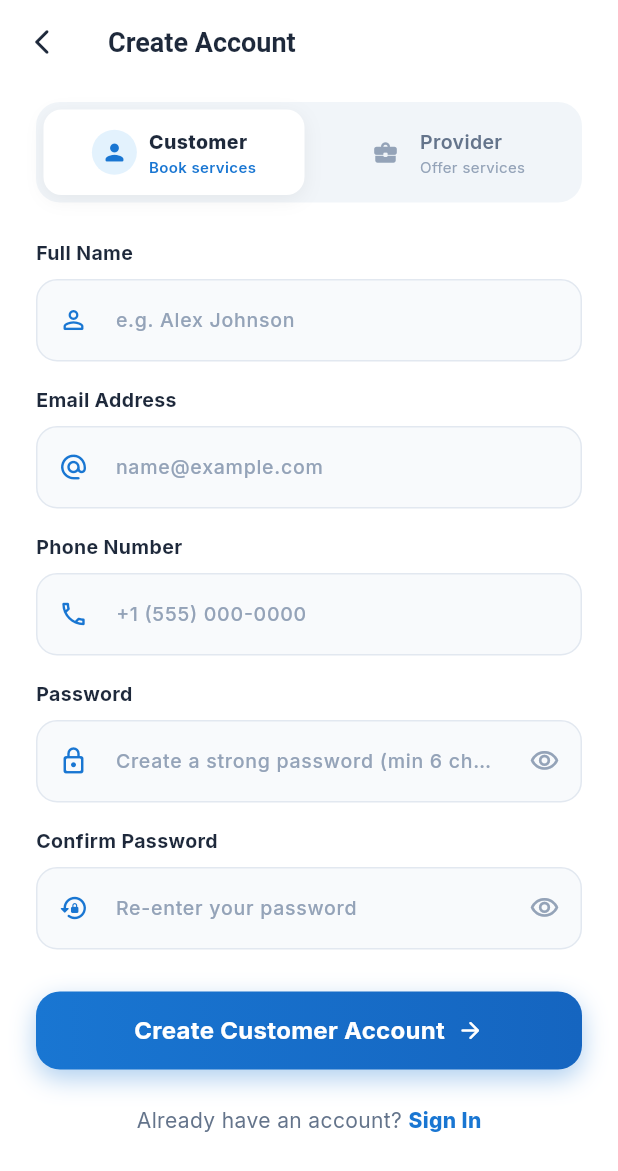
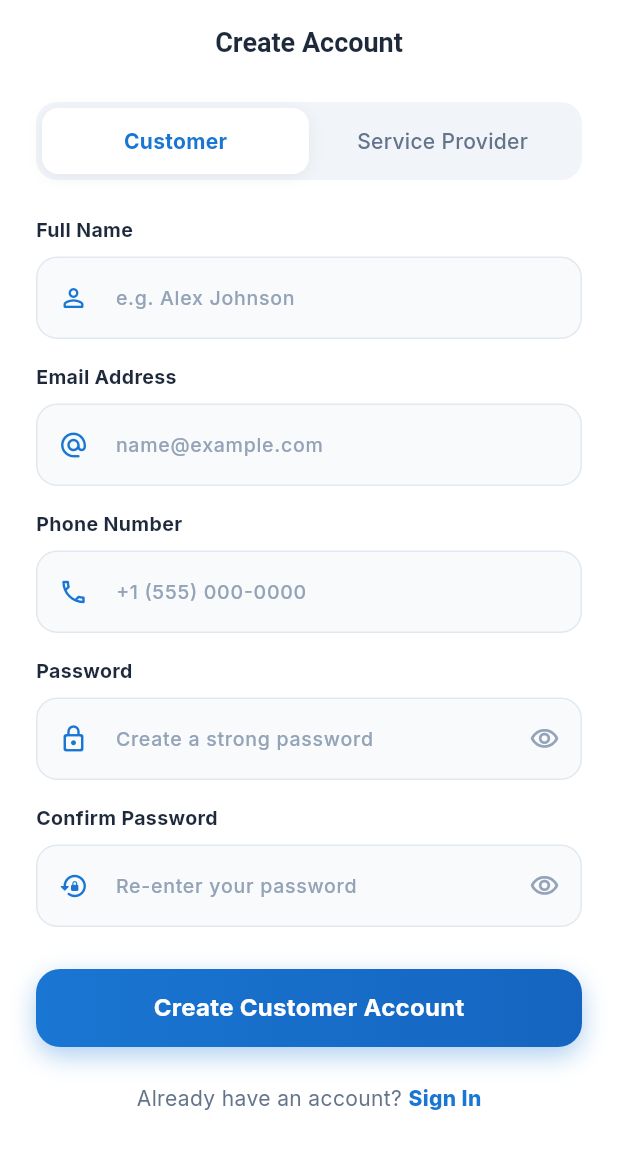
Before and after one commit to AnayatHossain/service_booking_management_app, a Flutter app: the SignUpScreen screen opened directly, on a phone screen of 412 x 824 dp. Shown: the top 1171 px of the screen. Run offline on Flutter 3.47's test engine with Material 3 defaults, Android fonts, the phone set to English and light mode, and no system bars; our stand-ins replace cached_network_image, equatable, flutter_bloc, flutter_easyloading, get, google_fonts and 4 more; missing offline and left inert: flutter_api_craft; accounts and stored records are empty.

Commit message:
fix(ui): centered appbar title, removed back button, cleaned role toggle and password hints

```diff
--- a/lib/feature/auth/signup/screen/signup_screen.dart
+++ b/lib/feature/auth/signup/screen/signup_screen.dart
@@ -130,10 +130,8 @@ class _SignUpScreenState extends State<SignUpScreen> {
             appBar: AppBar(
               backgroundColor: Colors.white,
               elevation: 0,
-              leading: IconButton(
-                icon: const Icon(Icons.arrow_back_ios_new_rounded, color: AppColors.textPrimary, size: 20),
-                onPressed: () => Get.back(),
-              ),
+              centerTitle: true,
+              automaticallyImplyLeading: false,
               title: const Text(
                 'Create Account',
                 style: TextStyle(
@@ -152,18 +150,16 @@ class _SignUpScreenState extends State<SignUpScreen> {
                     // 1. Role Toggle Tabs (Customer vs Service Provider)
                     Container(
                       width: double.infinity,
-                      padding: const EdgeInsets.all(5),
+                      padding: const EdgeInsets.all(4),
                       decoration: BoxDecoration(
                         color: const Color(0xFFF1F5F9),
-                        borderRadius: BorderRadius.circular(16),
+                        borderRadius: BorderRadius.circular(14),
                       ),
                       child: Row(
                         children: [
                           Expanded(
                             child: _buildRoleTab(
                               title: 'Customer',
-                              subtitle: 'Book services',
-                              icon: Icons.person_rounded,
                               isSelected: _currentRole == 'customer',
                               onTap: () {
                                 setState(() => _currentRole = 'customer');
@@ -171,12 +167,9 @@ class _SignUpScreenState extends State<SignUpScreen> {
                               },
                             ),
                           ),
-                          const SizedBox(width: 6),
                           Expanded(
                             child: _buildRoleTab(
-                              title: 'Provider',
-                              subtitle: 'Offer services',
-                              icon: Icons.business_center_rounded,
+                              title: 'Service Provider',
                               isSelected: _currentRole == 'provider',
                               onTap: () {
                                 setState(() => _currentRole = 'provider');
@@ -242,7 +235,7 @@ class _SignUpScreenState extends State<SignUpScreen> {
                     const SizedBox(height: 8),
                     _buildInputField(
                       controller: _passwordController,
-                      hintText: 'Create a strong password (min 6 chars)',
+                      hintText: 'Create a strong password',
                       prefixIcon: Icons.lock_outline_rounded,
                       obscureText: !state.isPasswordVisible,
                       onChanged: (val) {
@@ -397,10 +390,8 @@ class _SignUpScreenState extends State<SignUpScreen> {
                                     height: 22,
                                     child: CircularProgressIndicator(color: Colors.white, strokeWidth: 2.5),
                                   )
-                                : Row(
-                                    mainAxisAlignment: MainAxisAlignment.center,
-                                    children: [
-                                      Text(
+                                : Center(
+                                    child: Text(
                                       _currentRole == 'provider' ? 'Register as Provider' : 'Create Customer Account',
                                       style: const TextStyle(
                                         color: Colors.white,
@@ -409,9 +400,6 @@ class _SignUpScreenState extends State<SignUpScreen> {
                                         letterSpacing: 0.2,
                                       ),
                                     ),
-                                      const SizedBox(width: 8),
-                                      const Icon(Icons.arrow_forward_rounded, color: Colors.white, size: 18),
-                                    ],
                                   ),
                           ),
                         ),
@@ -455,68 +443,38 @@ class _SignUpScreenState extends State<SignUpScreen> {
 
   Widget _buildRoleTab({
     required String title,
-    required String subtitle,
-    required IconData icon,
     required bool isSelected,
     required VoidCallback onTap,
   }) {
     return GestureDetector(
       onTap: onTap,
       child: AnimatedContainer(
-        duration: const Duration(milliseconds: 220),
-        padding: const EdgeInsets.symmetric(vertical: 12, horizontal: 10),
+        duration: const Duration(milliseconds: 200),
+        curve: Curves.easeInOut,
+        padding: const EdgeInsets.symmetric(vertical: 12),
         decoration: BoxDecoration(
           color: isSelected ? Colors.white : Colors.transparent,
-          borderRadius: BorderRadius.circular(12),
+          borderRadius: BorderRadius.circular(11),
           boxShadow: isSelected
               ? [
                   BoxShadow(
                     color: Colors.black.withOpacity(0.06),
-                    blurRadius: 10,
-                    offset: const Offset(0, 3),
+                    blurRadius: 8,
+                    offset: const Offset(0, 2),
                   ),
                 ]
               : null,
         ),
-        child: Row(
-          mainAxisAlignment: MainAxisAlignment.center,
-          children: [
-            Container(
-              padding: const EdgeInsets.all(6),
-              decoration: BoxDecoration(
-                color: isSelected ? AppColors.primaryLight : Colors.transparent,
-                shape: BoxShape.circle,
-              ),
-              child: Icon(
-                icon,
-                size: 18,
-                color: isSelected ? AppColors.primaryColor : AppColors.textMuted,
+        child: Center(
+          child: Text(
+            title,
+            style: TextStyle(
+              fontSize: 14,
+              fontWeight: isSelected ? FontWeight.w700 : FontWeight.w500,
+              color: isSelected ? AppColors.primaryColor : AppColors.textSecondary,
+              letterSpacing: 0.2,
             ),
           ),
-            const SizedBox(width: 8),
-            Column(
-              crossAxisAlignment: CrossAxisAlignment.start,
-              mainAxisSize: MainAxisSize.min,
-              children: [
-                Text(
-                  title,
-                  style: TextStyle(
-                    fontSize: 13,
-                    fontWeight: isSelected ? FontWeight.w800 : FontWeight.w600,
-                    color: isSelected ? AppColors.textPrimary : AppColors.textSecondary,
-                  ),
-                ),
-                Text(
-                  subtitle,
-                  style: TextStyle(
-                    fontSize: 10,
-                    color: isSelected ? AppColors.primaryColor : AppColors.textMuted,
-                    fontWeight: isSelected ? FontWeight.w600 : FontWeight.normal,
-                  ),
-                ),
-              ],
-            ),
-          ],
         ),
       ),
     );
```
Lines whose indentation alone changed are shown as unchanged.
